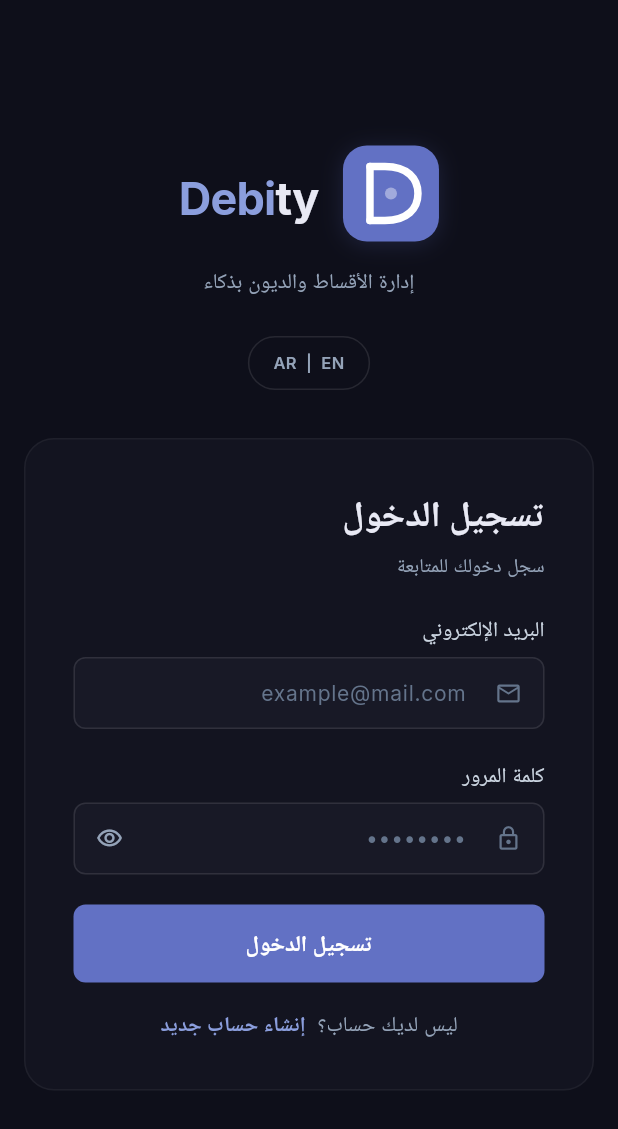
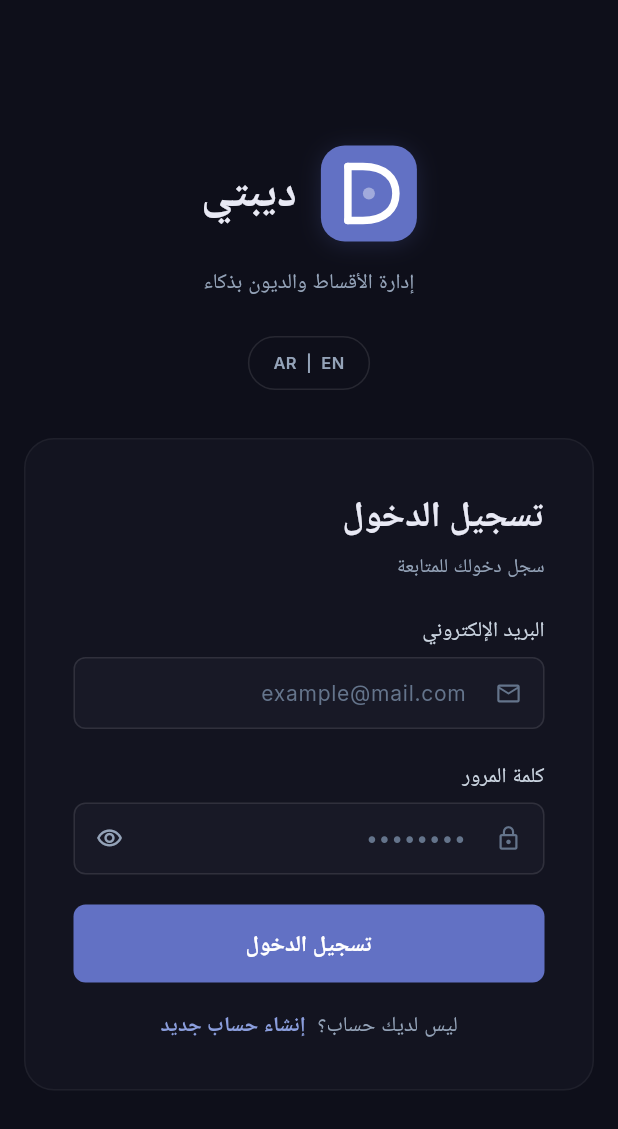
Before and after one commit to kararha/debity, a Flutter app: the screen it shows after launch, on a phone screen of 412 x 824 dp. Shown: the top 1129 px of the screen. Run offline on Flutter 3.47's test engine with Material 3 defaults, Android fonts, the phone set to English and light mode, and no system bars; our stand-ins replace firebase_core, firebase_messaging, flutter_local_notifications, flutter_secure_storage, google_fonts, shared_preferences and 1 more; accounts and stored records are empty; network calls fail.

Commit message:
Add localization support for the wordmark in DebityLogo

```diff
--- a/lib/core/widgets/debity_logo.dart
+++ b/lib/core/widgets/debity_logo.dart
@@ -2,6 +2,7 @@ import 'package:flutter/material.dart';
 import '../theme/app_colors.dart';
 import '../theme/app_spacing.dart';
 import '../theme/app_text_styles.dart';
+import '../l10n/app_localizations.dart';
 
 /// Size variants for the Debity logo.
 enum LogoSize { sm, md, lg }
@@ -54,8 +55,12 @@ class DebityLogo extends StatelessWidget {
 
         if (showWordmark) ...[
           SizedBox(width: gap),
-          // ── Wordmark ─────────────────────────────────────────────
-          RichText(
+          // ── Wordmark (localized) ─────────────────────────────────
+          Builder(builder: (ctx) {
+            final loc = AppLocalizations.of(ctx);
+            // For English keep the branded split wordmark, otherwise render localized app name.
+            if (loc.locale.languageCode == 'en') {
+              return RichText(
                 text: TextSpan(
                   children: [
                     TextSpan(
@@ -78,7 +83,19 @@ class DebityLogo extends StatelessWidget {
                     ),
                   ],
                 ),
+              );
+            }
+
+            return Text(
+              loc.appName,
+              style: AppTextStyles.xl2.copyWith(
+                fontSize: fontSize,
+                fontWeight: FontWeight.w700,
+                color: AppColors.textPrimary,
+                letterSpacing: -0.5,
               ),
+            );
+          }),
         ],
       ],
     );
```
Lines whose indentation alone changed are shown as unchanged.
